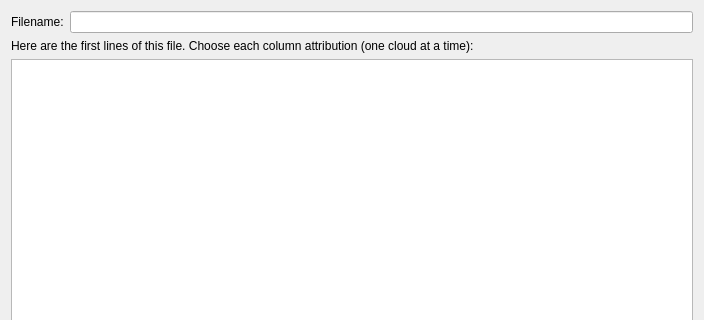
Qt form libs/qCC_io/ui_templates/openAsciiFileDlg.ui (CloudCompare/CloudCompare) before a commit; both pictures show x 0 to 704 and y 0 to 320 of the 704 by 600 pixel window.
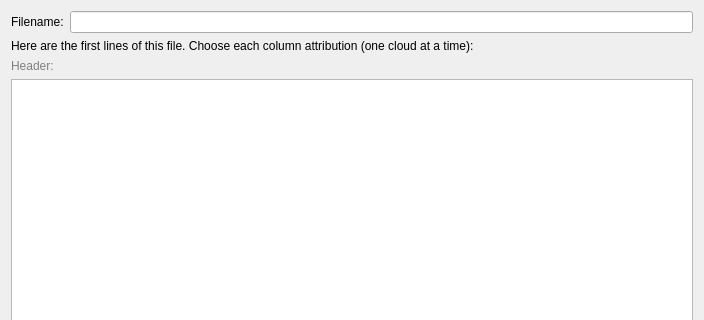
The same form after that commit.

Commit message: - New command line option (-O -SKIP [number of lines]) when loading an ASCII file - ASCII loader is smarter (uses the header - if any - to assign each column's role)

The edit to the form file:
```diff
--- a/libs/qCC_io/ui_templates/openAsciiFileDlg.ui
+++ b/libs/qCC_io/ui_templates/openAsciiFileDlg.ui
@@ -51,6 +51,16 @@
      </property>
     </widget>
    </item>
+   <item>
+    <widget class="QLabel" name="headerLabel">
+     <property name="styleSheet">
+      <string notr="true">color: grey;</string>
+     </property>
+     <property name="text">
+      <string>Header:</string>
+     </property>
+    </widget>
+   </item>
    <item>
     <widget class="QTableWidget" name="tableWidget">
      <property name="editTriggers">
```
The commit also changes 7 other files.
